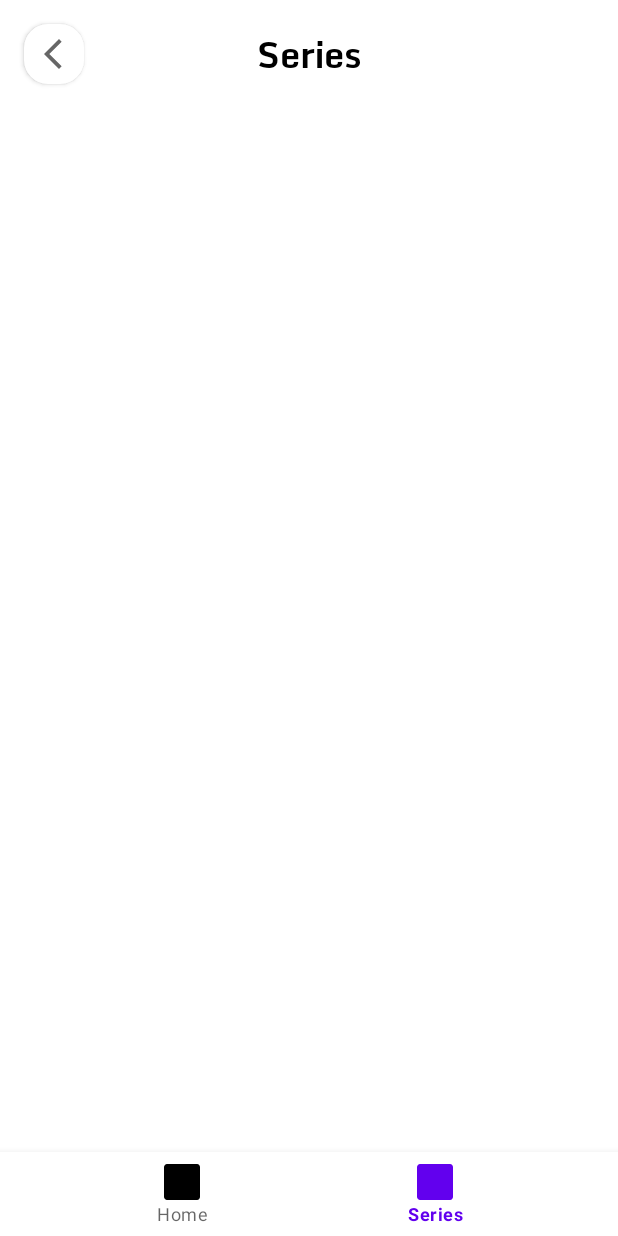
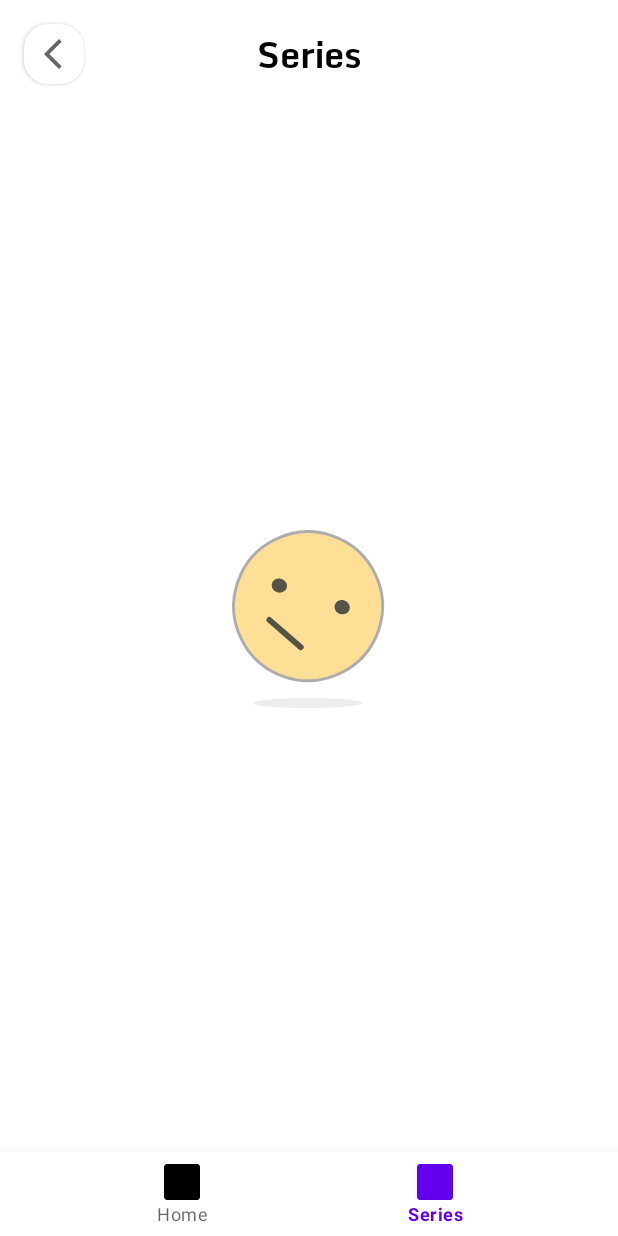
Before and after one commit to Shahad-Kadhim/Marvel-App, an Android app: the SeriesFragment screen opened through its navigation route, on a phone screen of 412 x 824 dp. Run offline under Robolectric (Android 15) with nearby library versions, the phone set to English and light mode, and no system bars; our stand-ins replace Dagger/Hilt's generated code, data binding, navigation-ui; network calls fail; pictures from the network do not load.

Commit message:
handle when lst empty

```diff
--- a/app/src/main/java/com/example/app/marvel/ui/series/SeriesViewModel.kt
+++ b/app/src/main/java/com/example/app/marvel/ui/series/SeriesViewModel.kt
@@ -20,7 +20,7 @@ class SeriesViewModel @Inject constructor(
     private val _clickBackEvent = MutableLiveData<Event<Boolean>>()
     val clickBackEvent: LiveData<Event<Boolean>> = _clickBackEvent
 
-    val _clickSeriesEvent =MutableLiveData<Event<Int>>()
+    private val _clickSeriesEvent =MutableLiveData<Event<Int>>()
     val clickSeriesEvent: LiveData<Event<Int>> = _clickSeriesEvent
 
     val series =repository.getSeries().asLiveData()
--- a/app/src/main/java/com/example/app/marvel/util/BindingAdapter.kt
+++ b/app/src/main/java/com/example/app/marvel/util/BindingAdapter.kt
@@ -1,7 +1,9 @@
 package com.example.app.marvel.util
 
+import android.view.View
 import android.widget.ImageView
 import android.widget.RatingBar
+import androidx.core.view.isVisible
 import androidx.databinding.BindingAdapter
 import androidx.recyclerview.widget.RecyclerView
 import com.bumptech.glide.Glide
@@ -71,3 +73,13 @@ fun <T> setRecyclerItems(view: RecyclerView, items: List<T>?) {
 fun setRate(view: RatingBar, value:String?){
     view.rating = value?.getRate() ?: 0f
 }
+
+@BindingAdapter(value = ["app:hideIfEmpty"])
+fun <T> hideWhenEmpty(view: View, items: List<T>?) {
+    view.isVisible= items?.isNotEmpty() ?: false
+}
+
+@BindingAdapter(value = ["app:showIfEmpty"])
+fun <T> showWhenEmpty(view: View, items: List<T>?) {
+    view.isVisible= items?.isEmpty() ?: false
+}
--- a/app/src/main/res/layout/fragment_series.xml
+++ b/app/src/main/res/layout/fragment_series.xml
@@ -44,11 +44,23 @@
             app:layout_constraintStart_toStartOf="parent"
             app:layout_constraintTop_toTopOf="@+id/back_button" />
 
+        <com.airbnb.lottie.LottieAnimationView
+            android:layout_width="wrap_content"
+            android:layout_height="wrap_content"
+            app:lottie_autoPlay="true"
+            app:lottie_loop="true"
+            app:showIfEmpty="@{viewModel.series}"
+            app:lottie_rawRes="@raw/empty_list"
+            app:layout_constraintBottom_toBottomOf="parent"
+            app:layout_constraintEnd_toEndOf="parent"
+            app:layout_constraintStart_toStartOf="parent"
+            app:layout_constraintTop_toTopOf="parent" />
         <androidx.recyclerview.widget.RecyclerView
             android:id="@+id/recycle"
             android:layout_width="match_parent"
             android:layout_height="0dp"
             android:layout_marginTop="8dp"
+            app:hideIfEmpty="@{viewModel.series}"
             android:orientation="vertical"
             app:items="@{viewModel.series}"
             app:layoutManager="androidx.recyclerview.widget.GridLayoutManager"
```
Also changed, not shown: app/src/main/res/raw/empty_list.json (added, +1 -0 lines).
